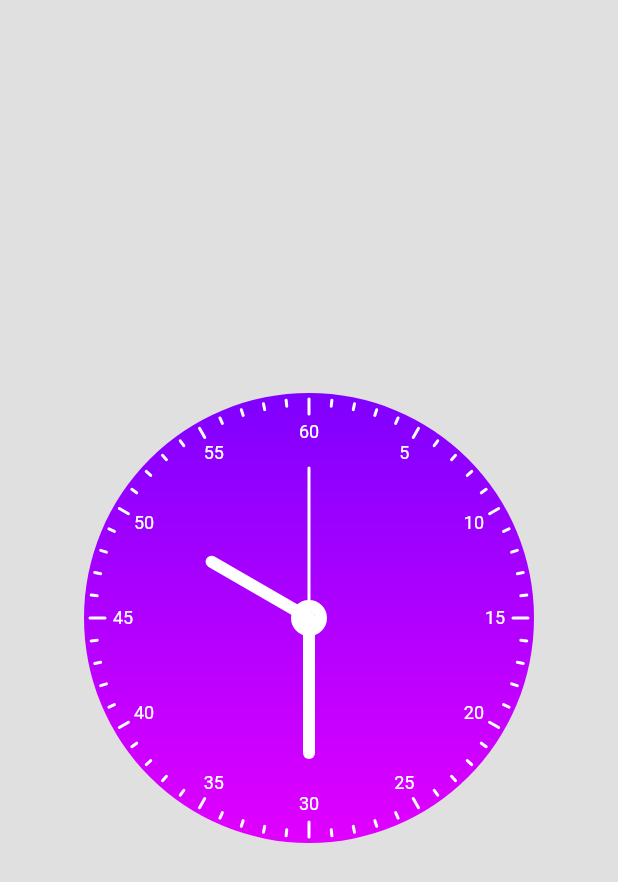
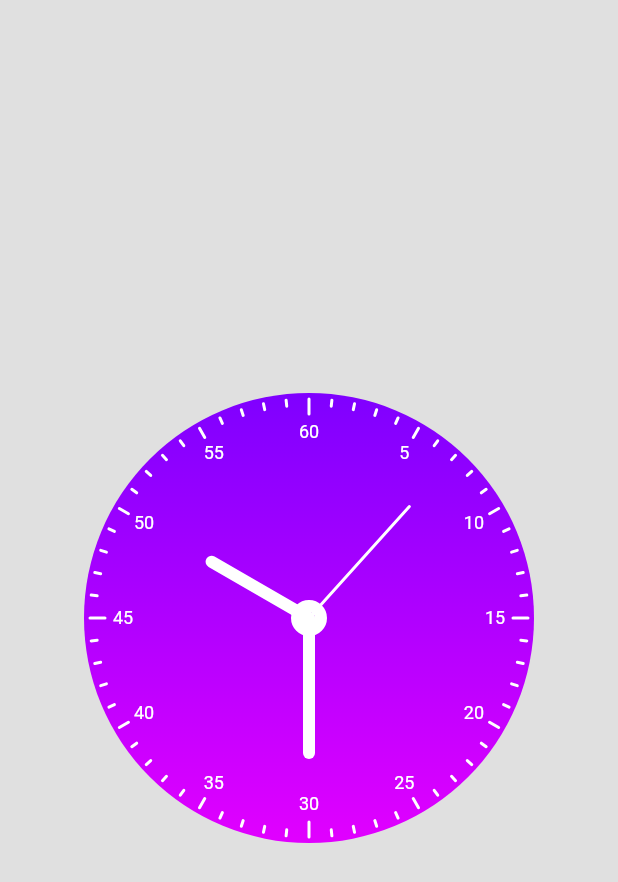
Before and after one commit to Bharathh-Raj/clock_app, a Flutter app: the screen it shows after launch, on a phone screen of 412 x 824 dp. Shown: the top 882 px of the screen. Run offline on Flutter 3.47's test engine with Material 2 defaults, Android fonts, the phone set to English and light mode, and no system bars.

```diff
--- a/lib/clock_faces/samsung_watch_face/samsung_watch.dart
+++ b/lib/clock_faces/samsung_watch_face/samsung_watch.dart
@@ -33,8 +33,8 @@ class _SamsungWatchState extends State<SamsungWatch> {
   @override
   void initState() {
     _currentTime = DateTime.now();
-    _timer = Stream.periodic(const Duration(seconds: 1), (second) {
-      _currentTime.add(const Duration(seconds: 1));
+    _timer = Stream.periodic(Duration(seconds: 1), (second) {
+      _currentTime = DateTime.now();
       return _currentTime;
     });
     super.initState();
@@ -48,6 +48,7 @@ class _SamsungWatchState extends State<SamsungWatch> {
       child: CustomPaint(
         size: Size(widget.clockRadius * 2, widget.clockRadius * 2),
         painter: SamsungWatchBaseCircle(
+          clockRadius: widget.clockRadius,
           minuteLineLength: widget.minuteLineLength,
           minuteLineDivBy5Length: widget.minuteLineDivBy5Length,
           minuteLineDivBy15Length: widget.minuteLineDivBy15Length,
@@ -59,6 +60,7 @@ class _SamsungWatchState extends State<SamsungWatch> {
           builder: (context, snapshot) {
             return CustomPaint(
               painter: SamsungWatchHands(
+                clockRadius: widget.clockRadius,
                 dateTime: _currentTime,
                 hourHandLength: widget.hourHandLength,
                 minuteHandLength: widget.minuteHandLength,
--- a/lib/clock_faces/samsung_watch_face/samsung_watch_base_circle.dart
+++ b/lib/clock_faces/samsung_watch_face/samsung_watch_base_circle.dart
@@ -9,25 +9,23 @@ class SamsungWatchBaseCircle extends CustomPainter {
   final double minuteLineLength;
   final double minuteLineDivBy5Length;
   final double minuteLineDivBy15Length;
-  late final double _baseCircleRadius;
-  late final double _canvasSide;
+  final double clockRadius;
   late final double _minuteLineExtremePointRadius;
 
   SamsungWatchBaseCircle({
+    required this.clockRadius,
     required this.spaceBeyondMinuteLine,
     required this.minuteLineLength,
     required this.minuteLineDivBy5Length,
     required this.minuteLineDivBy15Length,
-  });
+  }) : _minuteLineExtremePointRadius = clockRadius - spaceBeyondMinuteLine;
 
   @override
   void paint(Canvas canvas, Size size) {
     assert(size.height == size.width, "Height and width should be equal since the face is round");
-    _canvasSide = size.height;
-    _baseCircleRadius = _canvasSide / 2;
-    _minuteLineExtremePointRadius = _baseCircleRadius - spaceBeyondMinuteLine;
+    assert(clockRadius * 2 <= size.width, "Canvas size is not enough to accommodate watch with radius of $clockRadius");
     canvas.save();
-    canvas.translate(_baseCircleRadius, _baseCircleRadius);
+    canvas.translate(clockRadius, clockRadius);
     _drawBaseCircle(canvas);
     _drawMinutesLine(canvas);
     _drawCenterCircle(canvas);
@@ -37,12 +35,12 @@ class SamsungWatchBaseCircle extends CustomPainter {
   void _drawBaseCircle(Canvas canvas) {
     final Paint _paint = Paint()
       ..shader = ui.Gradient.linear(
-        Offset(0, -_baseCircleRadius),
-        Offset(0, _baseCircleRadius),
+        Offset(0, -clockRadius),
+        Offset(0, clockRadius),
         [Color(0xff7f00ff), Color(0xffE100FF)],
       )
       ..style = PaintingStyle.fill;
-    canvas.drawCircle(Offset(0, 0), _baseCircleRadius, _paint);
+    canvas.drawCircle(Offset(0, 0), clockRadius, _paint);
   }
 
   void _drawMinutesLine(Canvas canvas) {
--- a/lib/clock_faces/samsung_watch_face/samsung_watch_hands.dart
+++ b/lib/clock_faces/samsung_watch_face/samsung_watch_hands.dart
@@ -10,11 +10,10 @@ class SamsungWatchHands extends CustomPainter {
   final double minuteHandLength;
   final double secondHandLength;
   final DateTime dateTime;
-
-  late final double _canvasSide;
-  late final double _baseCircleRadius;
+  final double clockRadius;
 
   SamsungWatchHands({
+    required this.clockRadius,
     required this.dateTime,
     required this.minuteHandLength,
     required this.hourHandLength,
@@ -23,12 +22,11 @@ class SamsungWatchHands extends CustomPainter {
 
   @override
   void paint(Canvas canvas, Size size) {
-    _canvasSide = size.height;
-    _baseCircleRadius = _canvasSide / 2;
-    assert(_baseCircleRadius >= minuteHandLength, "Minute hand length cannot be greater than Radius");
-    assert(_baseCircleRadius >= hourHandLength, "Hour hand length cannot be greater than Radius");
+    assert(clockRadius >= minuteHandLength, "Minute hand length cannot be greater than Radius");
+    assert(clockRadius >= hourHandLength, "Hour hand length cannot be greater than Radius");
+    assert(clockRadius * 2 <= size.width, "Canvas size is not enough to accommodate watch with radius of $clockRadius");
     canvas.save();
-    canvas.translate(_baseCircleRadius, _baseCircleRadius);
+    canvas.translate(clockRadius, clockRadius);
     _drawHoursHand(canvas);
     _drawMinuteHand(canvas);
     _drawSecondHand(canvas);
```
